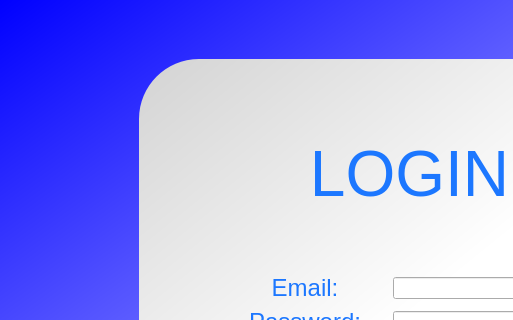
The window that info_silo/UI/login.ui (austinschaaf1/455_final) describes before a commit, drawn with Qt 5; both pictures show x 0 to 513 and y 0 to 320 of the 800 by 600 pixel window.
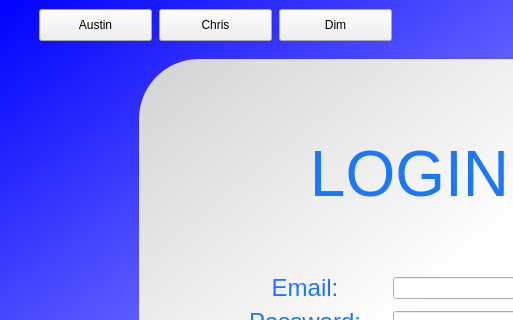
The same window after the commit.

Commit message: - Update UI's and page functionality. - Created load buttons - SQL Queries

The edit to the form file:
```diff
--- a/info_silo/UI/login.ui
+++ b/info_silo/UI/login.ui
@@ -233,6 +233,45 @@
       </layout>
      </widget>
     </widget>
+    <widget class="QPushButton" name="austinButton">
+     <property name="geometry">
+      <rect>
+       <x>40</x>
+       <y>10</y>
+       <width>113</width>
+       <height>32</height>
+      </rect>
+     </property>
+     <property name="text">
+      <string>Austin</string>
+     </property>
+    </widget>
+    <widget class="QPushButton" name="chrisButton">
+     <property name="geometry">
+      <rect>
+       <x>160</x>
+       <y>10</y>
+       <width>113</width>
+       <height>32</height>
+      </rect>
+     </property>
+     <property name="text">
+      <string>Chris</string>
+     </property>
+    </widget>
+    <widget class="QPushButton" name="dimButton">
+     <property name="geometry">
+      <rect>
+       <x>280</x>
+       <y>10</y>
+       <width>113</width>
+       <height>32</height>
+      </rect>
+     </property>
+     <property name="text">
+      <string>Dim</string>
+     </property>
+    </widget>
    </widget>
   </widget>
   <widget class="QStatusBar" name="statusbar"/>
```
The commit also changes 10 other files.
